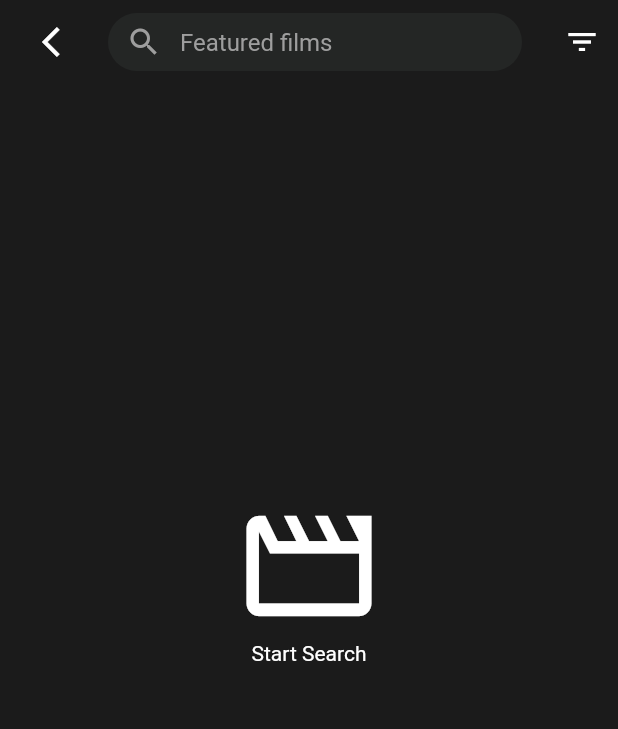
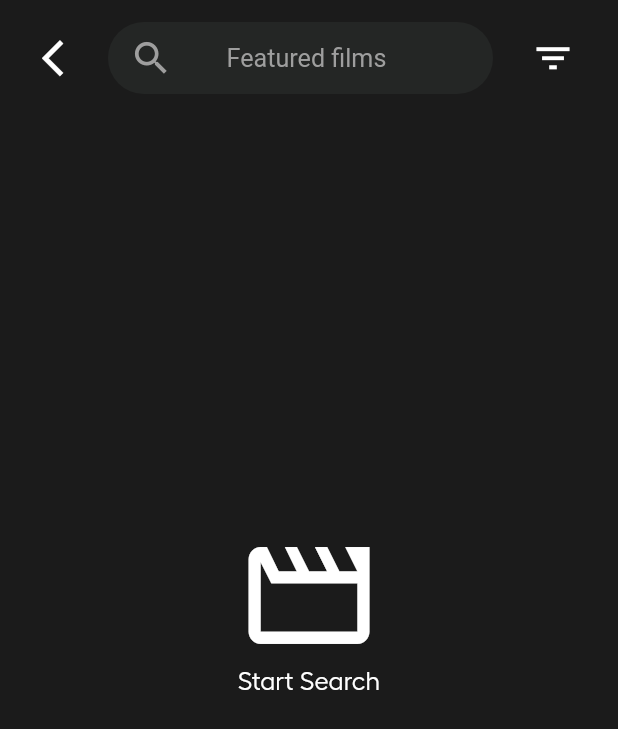
Before and after one commit to ZeyadShawki/Movies-App, a Flutter app: the screen it shows after launch, after a tap on "Search", on a phone screen of 412 x 824 dp. Shown: the top 729 px of the screen. Run offline on Flutter 3.47's test engine with Material 3 defaults, Android fonts, the phone set to English and light mode, and no system bars; our stand-ins replace auto_route, bloc, carousel_slider, dartz, dio, equatable and 10 more; network calls fail; Roboto replaces fonts that are missing (nunito).

```diff
--- a/lib/movies/domain/entities/movie_details.dart
+++ b/lib/movies/domain/entities/movie_details.dart
@@ -14,7 +14,7 @@ class MovieDetails extends Equatable {
   final int runtime;
 
   const MovieDetails({
-     this.backDropPath,
+    this.backDropPath,
     required this.id,
     required this.title,
     required this.overview,
--- a/lib/movies/presentation/bloc/search_cubit/search_for_movie_cubit.dart
+++ b/lib/movies/presentation/bloc/search_cubit/search_for_movie_cubit.dart
@@ -21,6 +21,8 @@ class SearchForMovieCubit extends Cubit<SearchForMovieState> {
   int page = 1;
 
   void searchForMovie({required Map<String, dynamic> query}) async {
+    if (state.query['query'] == '') return;
+
     if (jsonEncode(state.query) != jsonEncode(query)) {
       page = 1;
 
@@ -31,7 +33,7 @@ class SearchForMovieCubit extends Cubit<SearchForMovieState> {
       ));
     }
 
-    final result = await searchForMovieUseCase( {
+    final result = await searchForMovieUseCase({
       ...query,
       'page': page++,
     });
--- a/lib/movies/presentation/screens/featured_film_list_page.dart
+++ b/lib/movies/presentation/screens/featured_film_list_page.dart
@@ -3,6 +3,7 @@ import 'package:flutter/material.dart';
 import 'package:flutter_bloc/flutter_bloc.dart';
 import 'package:flutter_screenutil/flutter_screenutil.dart';
 import 'package:flutter_svg/svg.dart';
+
 import '../../../core/app-router/app_router.gr.dart';
 import '../../../core/asset_manger/app_string.dart';
 import '../../../core/asset_manger/asset_manger.dart';
@@ -47,7 +48,6 @@ class FeaturedFilmListPage extends StatelessWidget {
                   //banner
                   const BannerWidget(),
 
-                  10.toSizedBox,
                   AnimatedFadeWidget(
                     onTap: () {
                       context.router.push(SearchedFilmListRoute());
@@ -55,9 +55,9 @@ class FeaturedFilmListPage extends StatelessWidget {
                     child: Container(
                       decoration: BoxDecoration(
                           color: AppColors.blackPrimary2,
-                          borderRadius: BorderRadius.circular(30)),
+                          borderRadius: BorderRadius.circular(50)),
                       padding:
-                          REdgeInsets.symmetric(horizontal: 10, vertical: 10),
+                          REdgeInsets.symmetric(horizontal: 20, vertical: 10),
                       child: Row(
                         mainAxisSize: MainAxisSize.min,
                         crossAxisAlignment: CrossAxisAlignment.center,
@@ -65,6 +65,8 @@ class FeaturedFilmListPage extends StatelessWidget {
                         children: [
                           SvgPicture.asset(
                             AssetManger.searchIcon,
+                            width: 20.r,
+                            height: 20.r,
                             colorFilter:
                                 ColorFilter.mode(Colors.grey, BlendMode.srcIn),
                           ),
--- a/lib/movies/presentation/screens/searched_film_list_page.dart
+++ b/lib/movies/presentation/screens/searched_film_list_page.dart
@@ -5,6 +5,7 @@ import 'package:flutter/material.dart';
 import 'package:flutter_bloc/flutter_bloc.dart';
 import 'package:flutter_screenutil/flutter_screenutil.dart';
 import 'package:movies/movies/presentation/widgets/dashboard_error_widget.dart';
+import 'package:movies/movies/presentation/widgets/loading_indicator_widget.dart';
 
 import '../../../core/app-router/app_router.gr.dart';
 import '../../../core/asset_manger/app_string.dart';
@@ -72,21 +73,27 @@ class _SearchedFilmListPageState extends State<SearchedFilmListPage>
           return Scaffold(
             backgroundColor: AppColors.blackPrimary1,
             appBar: AppBar(
+              toolbarHeight: 80.h,
               automaticallyImplyLeading:
                   false, // Disables the default back button
 
               leading: IconButton(
                 icon: Padding(
                   padding: const EdgeInsets.only(left: 20.0),
-                  child: Icon(Icons.arrow_back_ios, color: Colors.white),
+                  child: Icon(
+                      size: 30.r, Icons.arrow_back_ios, color: Colors.white),
                 ),
                 onPressed: () => context.router.maybePop(),
               ),
               actions: [
-                IconButton(
-                  icon: Icon(Icons.filter_list, color: Colors.white),
+                Padding(
+                  padding: REdgeInsets.only(right: 20.0),
+                  child: IconButton(
+                    icon: Icon(
+                        size: 30.r, Icons.filter_list, color: Colors.white),
                     onPressed: () async {
-                    final q = await showQueryParamsBottomSheet(context, query);
+                      final q =
+                          await showQueryParamsBottomSheet(context, query);
                       if (q != null) {
                         query = q;
                         searchCubit.searchForMovie(
@@ -94,24 +101,19 @@ class _SearchedFilmListPageState extends State<SearchedFilmListPage>
                       }
                     },
                   ),
+                ),
               ],
               backgroundColor: AppColors.blackPrimary1,
               elevation: 0,
-              title: Container(
-                height: 40.h,
-                decoration: BoxDecoration(
-                  color: AppColors.blackPrimary2,
-                  borderRadius: BorderRadius.circular(20),
-                ),
+              title: Center(
                 child: TextFormField(
-                  style: TextStyle(color: Colors.white),
+                  textAlign: TextAlign.center,
+                  style: TextStyle(color: Colors.white, fontSize: 16.sp),
                   validator: (value) {
-                    // ignore: unnecessary_null_comparison
-                    if (value!.isEmpty && value != null) {
+                    if (value == null || value.isEmpty) {
                       return 'Please type the movie name';
-                    } else {
+                    }
                     return null;
-                    }
                   },
                   controller: _searchController,
                   onChanged: (String value) {
@@ -121,10 +123,22 @@ class _SearchedFilmListPageState extends State<SearchedFilmListPage>
                   },
                   decoration: InputDecoration(
                     hintText: AppStrings.featuredFilms,
-                    border: InputBorder.none,
-                    prefixIcon: Icon(Icons.search, color: Colors.grey),
-                    hintStyle: TextStyle(color: Colors.grey),
+                    hintStyle: TextStyle(
+                      color: Colors.grey,
+                    ),
+                    prefixIcon: Padding(
+                      padding: REdgeInsets.only(left: 10.0),
+                      child: Icon(Icons.search, size: 30.r, color: Colors.grey),
+                    ),
                     labelStyle: TextStyle(color: Colors.white),
+                    filled: true,
+                    fillColor: AppColors.blackPrimary2, // Background color
+                    border: OutlineInputBorder(
+                      borderRadius: BorderRadius.circular(50), // Rounded border
+                      borderSide: BorderSide.none, // No border outline
+                    ),
+                    contentPadding: EdgeInsets.only(
+                        right: 40, top: 10, bottom: 10), // Adjust height
                   ),
                 ),
               ),
@@ -162,8 +176,7 @@ class _SearchedFilmListPageState extends State<SearchedFilmListPage>
                                                 width: 50,
                                                 child: Center(
                                                     child:
-                                                      CircularProgressIndicator()),
-                                            ),
+                                                        LoadingIndicatorWidget())),
                                           ],
                                         )
                                       : searchItemWidget(
@@ -204,16 +217,14 @@ class _SearchedFilmListPageState extends State<SearchedFilmListPage>
                               child: Column(
                                 crossAxisAlignment: CrossAxisAlignment.center,
                                 mainAxisAlignment: MainAxisAlignment.center,
-                                children: const [
+                                children: [
                                   Icon(
                                     (Icons.movie_creation_outlined),
-                                    size: 100,
+                                    size: 100.r,
                                     color: Colors.white,
                                   ),
-                                  Text(
-                                    'Start Search',
-                                    style: TextStyle(color: Colors.white),
-                                  )
+                                  'Start Search'
+                                      .toSubTitle(color: Colors.white),
                                 ],
                               ),
                             ))
@@ -232,7 +243,7 @@ class _SearchedFilmListPageState extends State<SearchedFilmListPage>
                         SizedBox(
                             height: MediaQuery.of(context).size.height * 0.8,
                             child: const Center(
-                                child: CircularProgressIndicator()))
+                                                                      child: LoadingIndicatorWidget()))
                       } else if (state.searchState == RequestState.isLoading &&
                           state.searchList.isEmpty) ...{
                         SizedBox(
@@ -268,7 +279,7 @@ class _SearchedFilmListPageState extends State<SearchedFilmListPage>
             Row(
               children: [
                 Container(
-                  height: 120.h,
+                  height: 130.h,
                   width: 80.w,
                   decoration: BoxDecoration(
                     borderRadius: BorderRadius.circular(15.r),
@@ -288,7 +299,7 @@ class _SearchedFilmListPageState extends State<SearchedFilmListPage>
                 20.toSizedBox,
                 SizedBox(
                   width: MediaQuery.sizeOf(context).width * .5,
-                  height: 120.h,
+                  height: 130.h,
                   child: Column(
                     crossAxisAlignment: CrossAxisAlignment.start,
                     children: [
@@ -296,14 +307,14 @@ class _SearchedFilmListPageState extends State<SearchedFilmListPage>
                         child: (movie.title ?? '').toSubTitle(
                           maxLines: 2,
                           overflow: TextOverflow.ellipsis,
-                          fontSize: 18.sp,
+                          fontSize: 20,
                           fontWeight: FontWeight.w600,
                         ),
                       ),
                       10.toSizedBox,
                       (movie.overview ?? '').toSubTitle(
                         maxLines: 2,
-                        fontSize: 14.sp,
+                        fontSize: 10,
                         color: Colors.grey,
                         fontWeight: FontWeight.w300,
                       ),
--- a/lib/movies/presentation/widgets/dashboard_error_widget.dart
+++ b/lib/movies/presentation/widgets/dashboard_error_widget.dart
@@ -33,7 +33,7 @@ class DashBoardErrorWidget extends StatelessWidget {
               mainAxisSize: MainAxisSize.min,
               children: [
                 message.toSubTitle(
-                    fontSize: 18.sp,
+                    fontSize: 18,
                     color: Colors.white,
                     fontWeight: FontWeight.w700),
                 // Spacer(),
--- a/lib/movies/presentation/widgets/get_now_playing_banner_widget.dart
+++ b/lib/movies/presentation/widgets/get_now_playing_banner_widget.dart
@@ -6,6 +6,7 @@ import 'package:flutter_screenutil/flutter_screenutil.dart';
 import 'package:movies/core/app-router/app_router.gr.dart';
 import 'package:movies/core/theme/animated_fade_widget.dart';
 import 'package:movies/movies/presentation/widgets/dashboard_error_widget.dart';
+import 'package:movies/movies/presentation/widgets/loading_indicator_widget.dart';
 
 import '../../../core/asset_manger/app_string.dart';
 import '../../../core/helpers/extensions/screen_util_extension.dart';
@@ -83,8 +84,10 @@ class BannerWidget extends StatelessWidget {
                     ),
                     state.nowPlayingMovie[index].title.toString().toSubTitle(
                         color: Colors.white,
+                        maxLines: 1,
+                        overflow: TextOverflow.ellipsis,
                         fontWeight: FontWeight.w500,
-                        fontSize: 25),
+                        fontSize: 23),
                     10.toSizedBox,
                     SizedBox(
                       width: 200.w,
@@ -115,7 +118,7 @@ class BannerWidget extends StatelessWidget {
 
                   viewportFraction: .7, //
                   scrollDirection: Axis.horizontal,
-                  height: MediaQuery.of(context).size.height * 0.6,
+                  height: MediaQuery.of(context).size.height * 0.65,
                   autoPlay: true,
                   enableInfiniteScroll: true,
                   autoPlayAnimationDuration: const Duration(milliseconds: 800),
@@ -126,7 +129,7 @@ class BannerWidget extends StatelessWidget {
           } else if (state.nowPlayingState == RequestState.isLoading) {
             return SizedBox(
                 height: MediaQuery.of(context).size.height * 0.4,
-                child: const Center(child: CircularProgressIndicator()));
+                child: LoadingIndicatorWidget());
           } else {
             return DashBoardErrorWidget(
               message: state.nowPlayingMessage,
--- a/lib/movies/presentation/widgets/get_popular_widget.dart
+++ b/lib/movies/presentation/widgets/get_popular_widget.dart
@@ -1,6 +1,7 @@
 import 'package:flutter/material.dart';
 import 'package:flutter_bloc/flutter_bloc.dart';
 import 'package:movies/movies/presentation/widgets/dashboard_error_widget.dart';
+import 'package:movies/movies/presentation/widgets/loading_indicator_widget.dart';
 
 import '../../../core/utils/enum_movie_state.dart';
 import '../bloc/movie_bloc/home_moive_bloc.dart';
@@ -59,9 +60,8 @@ class _GetPopularListViewWidgetState extends State<GetPopularListViewWidget> {
                           children: [
                             MiniItemWidget(movie: state.popularMovie[index]),
                             const SizedBox(
-                              width: 50,
-                              child: Center(child: CircularProgressIndicator()),
-                            ),
+                                width: 50,
+                                child: Center(child: LoadingIndicatorWidget())),
                           ],
                         )
                       : MiniItemWidget(movie: state.popularMovie[index]);
@@ -85,11 +85,8 @@ class _GetPopularListViewWidgetState extends State<GetPopularListViewWidget> {
           );
         } else {
           return SizedBox(
-            height: MediaQuery.of(context).size.height * 0.2,
-            child: const Center(
-              child: CircularProgressIndicator(),
-            ),
-          );
+              height: MediaQuery.of(context).size.height * 0.2,
+              child: const Center(child: LoadingIndicatorWidget()));
         }
       },
     );
--- a/lib/movies/presentation/widgets/get_top_rated_widget.dart
+++ b/lib/movies/presentation/widgets/get_top_rated_widget.dart
@@ -1,6 +1,7 @@
 import 'package:flutter/material.dart';
 import 'package:flutter_bloc/flutter_bloc.dart';
 import 'package:movies/movies/presentation/widgets/dashboard_error_widget.dart';
+import 'package:movies/movies/presentation/widgets/loading_indicator_widget.dart';
 
 import '../../../core/utils/enum_movie_state.dart';
 import '../bloc/movie_bloc/home_moive_bloc.dart';
@@ -59,9 +60,8 @@ class _GetTopRatedListViewWidgetState extends State<GetTopRatedListViewWidget> {
                           children: [
                             MiniItemWidget(movie: state.topRatedMovie[index]),
                             const SizedBox(
-                              width: 50,
-                              child: Center(child: CircularProgressIndicator()),
-                            ),
+                                width: 50,
+                                child: Center(child: LoadingIndicatorWidget())),
                           ],
                         )
                       : MiniItemWidget(movie: state.topRatedMovie[index]);
@@ -85,11 +85,8 @@ class _GetTopRatedListViewWidgetState extends State<GetTopRatedListViewWidget> {
           );
         } else {
           return SizedBox(
-            height: MediaQuery.of(context).size.height * 0.2,
-            child: const Center(
-              child: CircularProgressIndicator(),
-            ),
-          );
+              height: MediaQuery.of(context).size.height * 0.2,
+              child: const Center(child: LoadingIndicatorWidget()));
         }
       },
     );
--- /dev/null
+++ b/lib/movies/presentation/widgets/loading_indicator_widget.dart
@@ -0,0 +1,14 @@
+import 'package:flutter/cupertino.dart';
+import 'package:flutter/material.dart';
+import 'package:movies/core/theme/app_colors.dart';
+
+class LoadingIndicatorWidget extends StatelessWidget {
+  const LoadingIndicatorWidget({super.key});
+
+  @override
+  Widget build(BuildContext context) {
+    return Center(
+      child: CupertinoActivityIndicator()
+    );
+  }
+}
--- a/lib/movies/presentation/widgets/mini_list_view_item_widget.dart
+++ b/lib/movies/presentation/widgets/mini_list_view_item_widget.dart
@@ -1,5 +1,6 @@
 import 'package:auto_route/auto_route.dart';
 import 'package:flutter/material.dart';
+import 'package:flutter_screenutil/flutter_screenutil.dart';
 
 import '../../../core/app-router/app_router.gr.dart';
 import '../../../core/network/api_constants.dart';
@@ -18,8 +19,8 @@ class MiniItemWidget extends StatelessWidget {
       child: ClipRRect(
         borderRadius: BorderRadius.circular(15),
         child: Image(
-          width: 150,
-          height: 300,
+          width: 150.w,
+          height: 300.h,
           fit: BoxFit.fill,
           image: NetworkImage(
             ApiConstants().networkimagemaker(movie.posterPath),
```
Also changed, not shown: lib/movies/presentation/screens/movie_details_screen.dart (+26 -16 lines), lib/movies/presentation/widgets/query_sheet_picker.dart (+82 -35 lines). Lines whose indentation alone changed are shown as unchanged.
